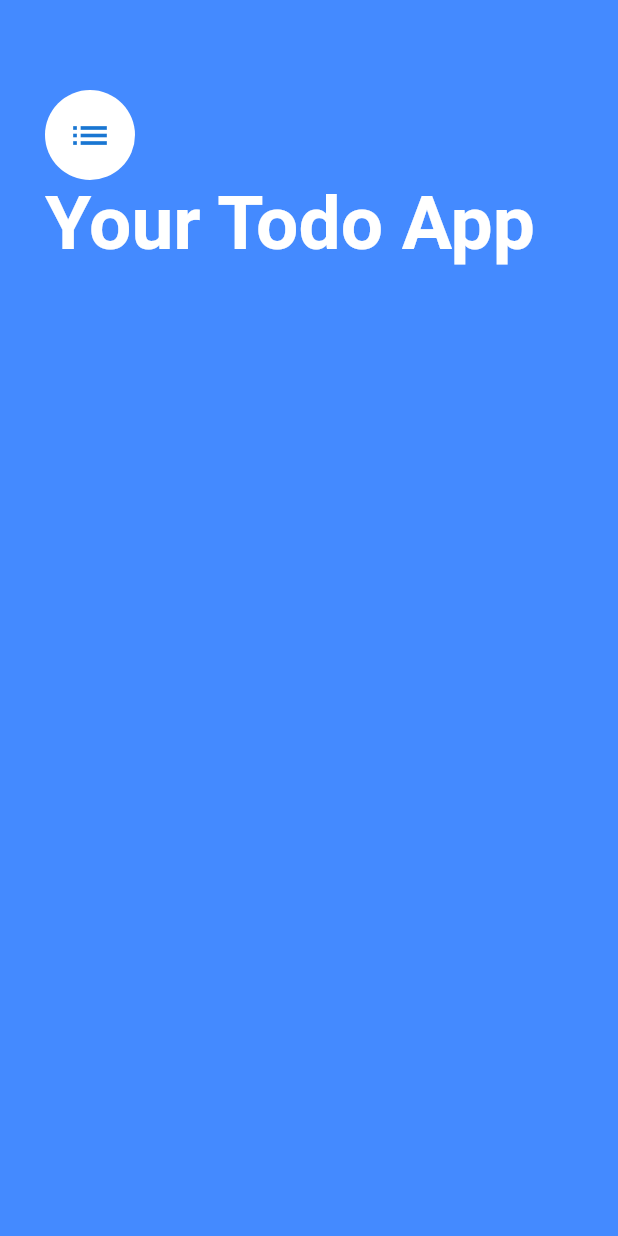
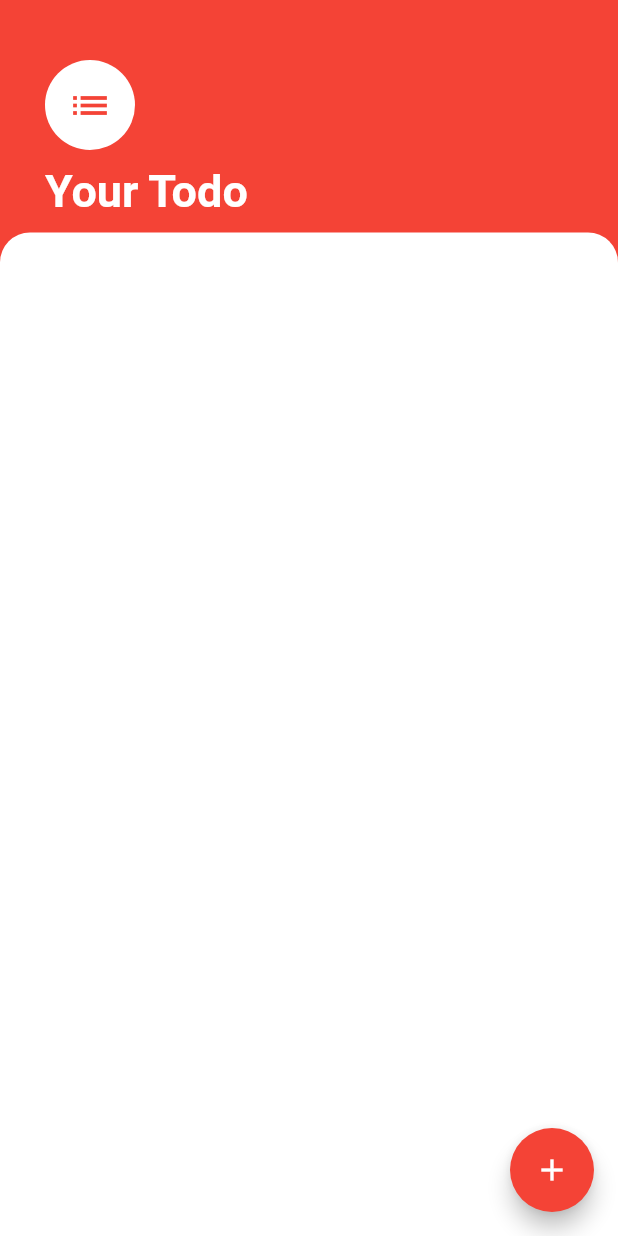
Before and after one commit to Anand4756/TodoApp-flutter-, a Flutter app: the screen it shows after launch, on a phone screen of 412 x 824 dp. Run offline on Flutter 3.47's test engine with Material 2 defaults, Android fonts, the phone set to English and light mode, and no system bars.

Commit message:
todo home page ready

```diff
--- a/lib/Screens/tasks_screen.dart
+++ b/lib/Screens/tasks_screen.dart
@@ -1,36 +1,61 @@
-import 'dart:html';
-
-import 'package:flutter/material.dart';
-
 import 'package:flutter/material.dart';
 
 class TasksScreen extends StatelessWidget {
   @override
   Widget build(BuildContext context) {
     return Scaffold(
-        backgroundColor: Colors.blueAccent,
-        body: Container(
-          padding: EdgeInsets.only(top: 60.0, left: 30.0, right: 30.0),
+        floatingActionButton: FloatingActionButton(
+          backgroundColor: Colors.red[500],
+          onPressed: () {
+            print("clicked");
+          },
+          child: Icon(Icons.add),
+        ),
+        backgroundColor: Colors.red,
+        body: Column(
+          crossAxisAlignment: CrossAxisAlignment.start,
+          children: [
+            Container(
+              padding: EdgeInsets.only(top: 40.0, left: 30.0, right: 30.0),
               child: Column(
                 crossAxisAlignment: CrossAxisAlignment.start,
                 children: [
                   CircleAvatar(
                     child: Icon(
                       Icons.list,
+                      color: Colors.red,
                       size: 30.0,
                     ),
                     backgroundColor: Colors.white,
                     radius: 30.0,
                   ),
+                  SizedBox(
+                    height: 10.0,
+                  ),
                   Text(
-                "Your Todo App",
+                    "Your Todo",
                     style: TextStyle(
                         color: Colors.white,
-                    fontSize: 50.0,
+                        fontSize: 30.0,
                         fontWeight: FontWeight.w700),
+                  ),
+                  SizedBox(
+                    height: 10.0,
                   )
                 ],
               ),
+            ),
+            Expanded(
+              child: Container(
+                decoration: BoxDecoration(
+                    color: Colors.white,
+                    borderRadius: BorderRadius.only(
+                      topLeft: Radius.circular(20),
+                      topRight: Radius.circular(20),
+                    )),
+              ),
+            )
+          ],
         ));
   }
 }
```
Lines whose indentation alone changed are shown as unchanged.
